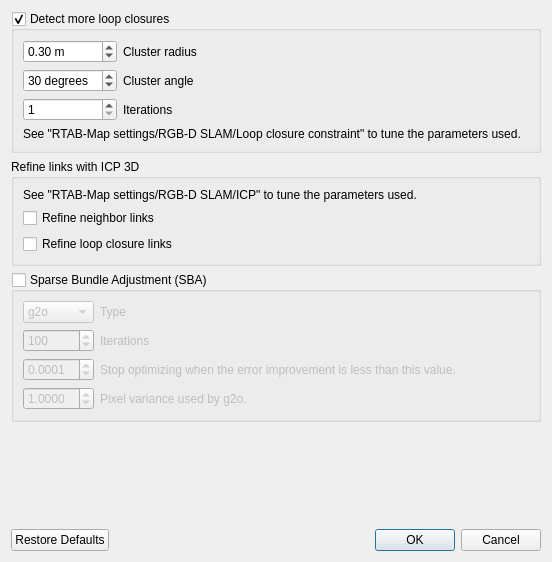
Above: guilib/src/ui/postProcessingDialog.ui from ros2-gbp/rtabmap-release before the change. Below: the same form after it.
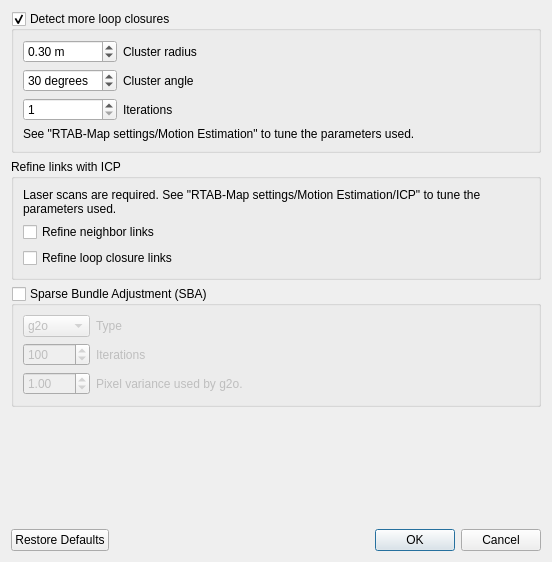
That is the form after the change. Icons and pictures are not drawn.

Diff of the .ui file:
```diff
--- a/guilib/src/ui/postProcessingDialog.ui
+++ b/guilib/src/ui/postProcessingDialog.ui
@@ -115,7 +115,7 @@
       <item>
        <widget class="QLabel" name="label">
         <property name="text">
-         <string>See &quot;RTAB-Map settings/RGB-D SLAM/Loop closure constraint&quot; to tune the parameters used.</string>
+         <string>See &quot;RTAB-Map settings/Motion Estimation&quot; to tune the parameters used.</string>
         </property>
         <property name="wordWrap">
          <bool>true</bool>
@@ -128,7 +128,7 @@
    <item>
     <widget class="QGroupBox" name="groupBox_3">
      <property name="title">
-      <string>Refine links with ICP 3D</string>
+      <string>Refine links with ICP</string>
      </property>
      <property name="checkable">
       <bool>false</bool>
@@ -137,7 +137,7 @@
       <item>
        <widget class="QLabel" name="label_2">
         <property name="text">
-         <string>See &quot;RTAB-Map settings/RGB-D SLAM/ICP&quot; to tune the parameters used.</string>
+         <string>Laser scans are required. See &quot;RTAB-Map settings/Motion Estimation/ICP&quot; to tune the parameters used.</string>
         </property>
         <property name="wordWrap">
          <bool>true</bool>
@@ -194,42 +194,6 @@
           </property>
          </widget>
         </item>
-        <item row="0" column="0">
-         <widget class="QComboBox" name="comboBox_sbaType">
-          <item>
-           <property name="text">
-            <string>g2o</string>
-           </property>
-          </item>
-          <item>
-           <property name="text">
-            <string>cvsba</string>
-           </property>
-          </item>
-         </widget>
-        </item>
-        <item row="2" column="0">
-         <widget class="QDoubleSpinBox" name="sba_epsilon">
-          <property name="suffix">
-           <string/>
-          </property>
-          <property name="decimals">
-           <number>4</number>
-          </property>
-          <property name="minimum">
-           <double>0.000000000000000</double>
-          </property>
-          <property name="maximum">
-           <double>1.000000000000000</double>
-          </property>
-          <property name="singleStep">
-           <double>0.000100000000000</double>
-          </property>
-          <property name="value">
-           <double>0.000100000000000</double>
-          </property>
-         </widget>
-        </item>
         <item row="1" column="1">
          <widget class="QLabel" name="label_8">
           <property name="text">
@@ -241,26 +205,6 @@
          </widget>
         </item>
         <item row="2" column="1">
-         <widget class="QLabel" name="label_9">
-          <property name="text">
-           <string>Stop optimizing when the error improvement is less than this value.</string>
-          </property>
-          <property name="wordWrap">
-           <bool>true</bool>
-          </property>
-         </widget>
-        </item>
-        <item row="0" column="1">
-         <widget class="QLabel" name="label_10">
-          <property name="text">
-           <string>Type</string>
-          </property>
-          <property name="wordWrap">
-           <bool>true</bool>
-          </property>
-         </widget>
-        </item>
-        <item row="3" column="1">
          <widget class="QLabel" name="label_variance">
           <property name="text">
            <string>Pixel variance used by g2o.</string>
@@ -270,19 +214,19 @@
           </property>
          </widget>
         </item>
-        <item row="3" column="0">
+        <item row="2" column="0">
          <widget class="QDoubleSpinBox" name="sba_variance">
           <property name="suffix">
            <string/>
           </property>
           <property name="decimals">
-           <number>4</number>
+           <number>2</number>
           </property>
           <property name="minimum">
-           <double>0.000000000000000</double>
+           <double>0.010000000000000</double>
           </property>
           <property name="maximum">
-           <double>10.000000000000000</double>
+           <double>999.000000000000000</double>
           </property>
           <property name="singleStep">
            <double>0.010000000000000</double>
@@ -292,6 +236,30 @@
           </property>
          </widget>
         </item>
+        <item row="0" column="1">
+         <widget class="QLabel" name="label_10">
+          <property name="text">
+           <string>Type</string>
+          </property>
+          <property name="wordWrap">
+           <bool>true</bool>
+          </property>
+         </widget>
+        </item>
+        <item row="0" column="0">
+         <widget class="QComboBox" name="comboBox_sbaType">
+          <item>
+           <property name="text">
+            <string>g2o</string>
+           </property>
+          </item>
+          <item>
+           <property name="text">
+            <string>cvsba</string>
+           </property>
+          </item>
+         </widget>
+        </item>
        </layout>
       </item>
      </layout>
```
